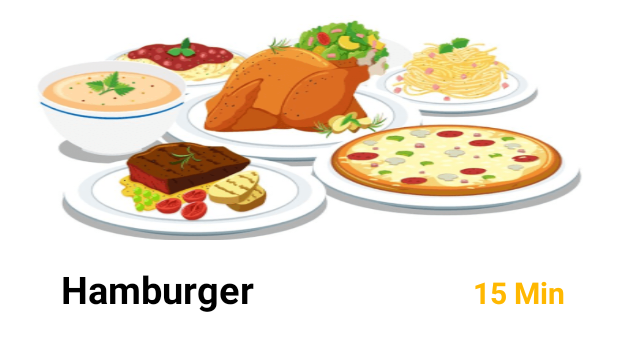
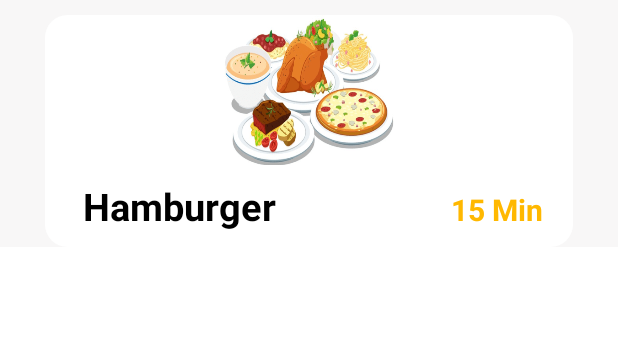
Before and after one commit to rizalfadiaalfikri/Receipe-Food-App, an Android app: the layout receipes_layout.xml on its own in the app's theme, with its tools: preview values and no code run, on a phone screen of 412 x 824 dp. Shown: the top 351 px of the screen. Run offline under Robolectric (Android 15) with nearby library versions, the phone set to English and light mode, and no system bars.

```diff
--- a/app/src/main/java/com/rizalfadiaalfikri/receipefood/Utils/Model/Receipes.java
+++ b/app/src/main/java/com/rizalfadiaalfikri/receipefood/Utils/Model/Receipes.java
@@ -24,7 +24,7 @@ public class Receipes {
     private String receipe_name;
 
     @SerializedName("data")
-    private ArrayList<ReceipesModel> data;
+    private List<ReceipesModel> data;
 
     public String getResponse() {
         return response;
@@ -46,7 +46,7 @@ public class Receipes {
         return receipe_name;
     }
 
-    public ArrayList<ReceipesModel> getData() {
+    public List<ReceipesModel> getData() {
         return data;
     }
 }
--- a/app/src/main/java/com/rizalfadiaalfikri/receipefood/Utils/RetrofitApi/ApiClient.java
+++ b/app/src/main/java/com/rizalfadiaalfikri/receipefood/Utils/RetrofitApi/ApiClient.java
@@ -5,7 +5,8 @@ import retrofit2.converter.gson.GsonConverterFactory;
 
 public class ApiClient {
 
-    public static String BASE_URL = "http://10.0.3.2/receipe_food/";
+    // http://10.0.3.2/receipe_food/
+    public static String BASE_URL = "https://juggernaut28.000webhostapp.com/";
     public static Retrofit retrofit = null;
 
     public static Retrofit getClientApi() {
--- a/app/src/main/java/com/rizalfadiaalfikri/receipefood/Utils/RetrofitApi/ApiInterface.java
+++ b/app/src/main/java/com/rizalfadiaalfikri/receipefood/Utils/RetrofitApi/ApiInterface.java
@@ -49,4 +49,10 @@ public interface ApiInterface {
     @POST("fetch_receipes.php")
     Call<Receipes> fetchReceipes();
 
+    @FormUrlEncoded
+    @POST("fetch_my_receipes.php")
+    Call<Receipes> fetchMyReceipes(
+            @Field("users_id") int users_id
+    );
+
 }
--- a/app/src/main/res/layout/receipes_layout.xml
+++ b/app/src/main/res/layout/receipes_layout.xml
@@ -2,15 +2,16 @@
 <RelativeLayout xmlns:android="http://schemas.android.com/apk/res/android"
     android:layout_width="match_parent"
     android:layout_height="wrap_content"
-    xmlns:app="http://schemas.android.com/apk/res-auto">
+    xmlns:app="http://schemas.android.com/apk/res-auto"
+    android:background="#F8F7F7">
     <androidx.cardview.widget.CardView
         android:id="@+id/cardView"
         android:layout_width="match_parent"
         android:layout_height="wrap_content"
-        android:layout_marginHorizontal="15dp"
+        android:layout_marginHorizontal="30dp"
         android:layout_marginTop="10dp"
-        android:elevation="10dp"
-        app:cardCornerRadius="10dp">
+        app:cardElevation="20dp"
+        app:cardCornerRadius="15dp">
         <LinearLayout
             android:layout_width="match_parent"
             android:layout_height="wrap_content"
@@ -18,9 +19,8 @@
             <ImageView
                 android:id="@+id/receipes_image"
                 android:layout_width="match_parent"
-                android:layout_height="150dp"
-                android:src="@drawable/model_image"
-                android:scaleType="fitXY"/>
+                android:layout_height="100dp"
+                android:src="@drawable/model_image"/>
             <LinearLayout
                 android:layout_width="match_parent"
                 android:layout_height="wrap_content"
@@ -33,7 +33,7 @@
                     android:textSize="25sp"
                     android:textColor="@color/black"
                     android:textStyle="bold"
-                    android:paddingVertical="15dp"
+                    android:paddingVertical="10dp"
                     android:paddingLeft="25dp"/>
                 <TextView
                     android:id="@+id/txt_duration_receipes"
@@ -43,7 +43,7 @@
                     android:textSize="20sp"
                     android:textColor="#FFB800"
                     android:textStyle="bold"
-                    android:paddingVertical="15dp"
+                    android:paddingVertical="10dp"
                     android:layout_marginRight="20dp"
                     android:paddingLeft="25dp"
                     android:gravity="right"/>
```
Also changed, not shown: app/src/main/java/com/rizalfadiaalfikri/receipefood/Screens/Fragment/HomeFragment.java (+56 -1 lines), app/src/main/java/com/rizalfadiaalfikri/receipefood/Screens/Fragment/MyReceipeFragment.java (+22 -14 lines), app/src/main/java/com/rizalfadiaalfikri/receipefood/Utils/Adapter/ReceipesAdapter.java (+27 -4 lines), app/src/main/java/com/rizalfadiaalfikri/receipefood/Utils/Model/ReceipesModel.java (+35 -35 lines), app/src/main/res/layout/fragment_home.xml (+4 -6 lines).
